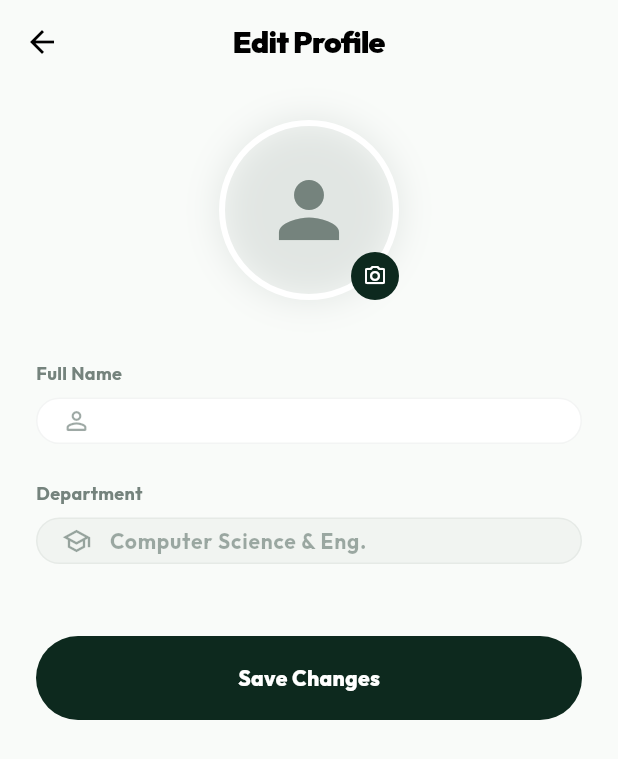
After one commit to Nayab-Gauhar/campus_one, a Flutter app: the EditProfileScreen screen opened directly, on a phone screen of 412 x 824 dp. The commit adds this screen. Shown: the top 759 px of the screen. Run offline on Flutter 3.47's test engine with Material 3 defaults, Android fonts, the phone set to English and light mode, and no system bars; our stand-ins replace google_fonts, shared_preferences, table_calendar; accounts and stored records are empty.

Commit message:
Update project with new features, assets, and theme styling

```diff
--- a/lib/core/theme/app_theme.dart
+++ b/lib/core/theme/app_theme.dart
@@ -4,7 +4,8 @@ import 'package:google_fonts/google_fonts.dart';
 class AppTheme {
   // Brand Colors - Infused with Neobank Aesthetic
   static const Color primaryColor = Color(0xFF0D291E); // Deep Forest Green
-  static const Color accentColor = Color(0xFFD4FF33);  // Neon Lime
+  static const Color accentColor = Color(0xFFD4FF33);  // Neon Lime (Bright for dark bg)
+  static const Color accentTextColor = Color(0xFF8DBB00); // Darker Neon (For light bg visibility)
   static const Color backgroundColor = Colors.white;
   static const Color scaffoldColor = Color(0xFFF9FBF9); // Very subtle green-tinted white
   static const Color cardColor = Colors.white;
--- a/lib/features/auth/screens/login_screen.dart
+++ b/lib/features/auth/screens/login_screen.dart
@@ -1,4 +1,5 @@
 import 'package:flutter/material.dart';
+import 'package:flutter/cupertino.dart';
 import 'package:provider/provider.dart';
 import 'package:campus_one/services/auth_service.dart';
 import 'package:campus_one/core/theme/app_theme.dart';
@@ -264,7 +265,7 @@ class _AuthPrimaryButton extends StatelessWidget {
         ),
         child: Center(
           child: isLoading
-              ? SizedBox(height: 24, width: 24, child: CircularProgressIndicator(color: AppTheme.primaryColor, strokeWidth: 3))
+              ? const CupertinoActivityIndicator(color: AppTheme.primaryColor)
               : Text(
                   label,
                   style: TextStyle(
--- a/lib/features/auth/screens/signup_screen.dart
+++ b/lib/features/auth/screens/signup_screen.dart
@@ -1,4 +1,5 @@
 import 'package:flutter/material.dart';
+import 'package:flutter/cupertino.dart';
 import 'package:provider/provider.dart';
 import 'package:campus_one/services/auth_service.dart';
 import 'package:campus_one/core/theme/app_theme.dart';
@@ -299,7 +300,7 @@ class _AuthPrimaryButton extends StatelessWidget {
         ),
         child: Center(
           child: isLoading
-              ? SizedBox(height: 24, width: 24, child: CircularProgressIndicator(color: AppTheme.primaryColor, strokeWidth: 3))
+              ? const CupertinoActivityIndicator(color: AppTheme.primaryColor)
               : Text(
                   label,
                   style: TextStyle(
--- /dev/null
+++ b/lib/features/dashboard/screens/edit_profile_screen.dart
@@ -0,0 +1,134 @@
+import 'package:flutter/material.dart';
+import 'package:flutter/cupertino.dart';
+import 'package:provider/provider.dart';
+import 'package:campus_one/services/auth_service.dart';
+import 'package:campus_one/core/theme/app_theme.dart';
+import 'package:campus_one/widgets/animations/animated_widgets.dart';
+
+class EditProfileScreen extends StatefulWidget {
+  const EditProfileScreen({super.key});
+
+  @override
+  State<EditProfileScreen> createState() => _EditProfileScreenState();
+}
+
+class _EditProfileScreenState extends State<EditProfileScreen> {
+  late TextEditingController _nameController;
+  bool _isLoading = false;
+
+  @override
+  void initState() {
+    super.initState();
+    final user = context.read<AuthService>().currentUser;
+    _nameController = TextEditingController(text: user?.name ?? '');
+  }
+
+  @override
+  void dispose() {
+    _nameController.dispose();
+    super.dispose();
+  }
+
+  Future<void> _handleSave() async {
+    setState(() => _isLoading = true);
+    await context.read<AuthService>().updateProfile(name: _nameController.text);
+    setState(() => _isLoading = false);
+    if (mounted) Navigator.pop(context);
+  }
+
+  @override
+  Widget build(BuildContext context) {
+    return Scaffold(
+      backgroundColor: AppTheme.scaffoldColor,
+      appBar: AppBar(
+        title: const Text('Edit Profile', style: TextStyle(fontWeight: FontWeight.w900)),
+        centerTitle: true,
+        backgroundColor: Colors.transparent,
+        elevation: 0,
+      ),
+      body: SingleChildScrollView(
+        padding: const EdgeInsets.all(24),
+        child: Column(
+          children: [
+            Center(
+              child: Stack(
+                alignment: Alignment.bottomRight,
+                children: [
+                  Container(
+                    width: 120,
+                    height: 120,
+                    decoration: BoxDecoration(
+                      shape: BoxShape.circle,
+                      border: Border.all(color: Colors.white, width: 4),
+                      boxShadow: [
+                         BoxShadow(color: AppTheme.primaryColor.withValues(alpha: 0.1), blurRadius: 20)
+                      ],
+                    ),
+                    child: const ClipOval(child: Icon(Icons.person, size: 60, color: AppTheme.textSecondary)),
+                  ),
+                  Container(
+                    padding: const EdgeInsets.all(8),
+                    decoration: const BoxDecoration(color: AppTheme.primaryColor, shape: BoxShape.circle),
+                    child: const Icon(Icons.camera_alt_outlined, size: 16, color: Colors.white),
+                  ),
+                ],
+              ),
+            ),
+            const SizedBox(height: 40),
+            _buildField('Full Name', _nameController, Icons.person_outline_rounded),
+            const SizedBox(height: 24),
+            _buildField('Department', TextEditingController(text: 'Computer Science & Eng.'), Icons.school_outlined, enabled: false),
+            const SizedBox(height: 48),
+            ScaleOnTap(
+              onTap: _isLoading ? null : _handleSave,
+              child: Container(
+                height: 56,
+                width: double.infinity,
+                alignment: Alignment.center,
+                decoration: BoxDecoration(
+                  color: AppTheme.primaryColor,
+                  borderRadius: BorderRadius.circular(100),
+                ),
+                child: _isLoading
+                  ? const CupertinoActivityIndicator(color: Colors.white)
+                  : const Text('Save Changes', style: TextStyle(color: Colors.white, fontWeight: FontWeight.w800, fontSize: 14)),
+              ),
+            ),
+          ],
+        ),
+      ),
+    );
+  }
+
+  Widget _buildField(String label, TextEditingController controller, IconData icon, {bool enabled = true}) {
+    return Column(
+      crossAxisAlignment: CrossAxisAlignment.start,
+      children: [
+        Text(label, style: TextStyle(color: AppTheme.textSecondary, fontSize: 12, fontWeight: FontWeight.w700)),
+        const SizedBox(height: 8),
+        Container(
+          padding: const EdgeInsets.symmetric(horizontal: 16),
+          decoration: BoxDecoration(
+            color: enabled ? Colors.white : AppTheme.surfaceColor,
+            borderRadius: BorderRadius.circular(16),
+            border: Border.all(color: AppTheme.primaryColor.withValues(alpha: 0.05)),
+          ),
+          child: Row(
+            children: [
+              Icon(icon, size: 20, color: AppTheme.primaryColor.withValues(alpha: 0.4)),
+              const SizedBox(width: 12),
+              Expanded(
+                child: TextField(
+                  controller: controller,
+                  enabled: enabled,
+                  decoration: const InputDecoration(border: InputBorder.none, isDense: true),
+                  style: const TextStyle(fontWeight: FontWeight.w700, fontSize: 14),
+                ),
+              ),
+            ],
+          ),
+        ),
+      ],
+    );
+  }
+}
--- a/lib/features/dashboard/screens/societies_page.dart
+++ b/lib/features/dashboard/screens/societies_page.dart
@@ -278,7 +278,7 @@ class _TrendingSocietyCard extends StatelessWidget {
             const SizedBox(height: 4),
             Text(
               '${society.memberIds.length} Members',
-              style: TextStyle(color: AppTheme.accentColor, fontSize: 10, fontWeight: FontWeight.w800),
+              style: const TextStyle(color: AppTheme.accentTextColor, fontSize: 10, fontWeight: FontWeight.w800),
             ),
           ],
         ),
```
Also changed, not shown: context.txt (added, +11 -0 lines), lib/features/dashboard/screens/home_overview_page.dart (+8 -7 lines), lib/features/dashboard/screens/home_screen.dart (+4 -4 lines), lib/features/dashboard/screens/profile_page.dart (+28 -8 lines), lib/features/dashboard/screens/sports_page.dart (+156 -113 lines), lib/services/auth_service.dart (+20 -0 lines), pubspec.yaml (+11 -0 lines), assets/icon/app_icon.png (added), flutter_01.png (deleted), pubspec.lock, 37 other files.
